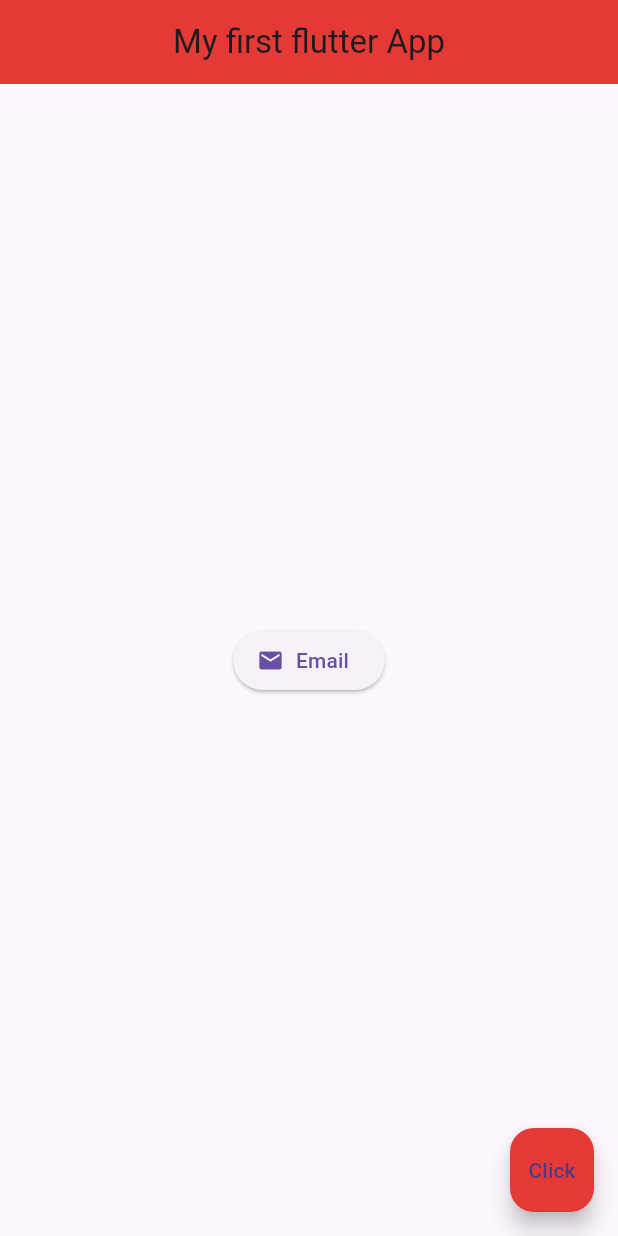
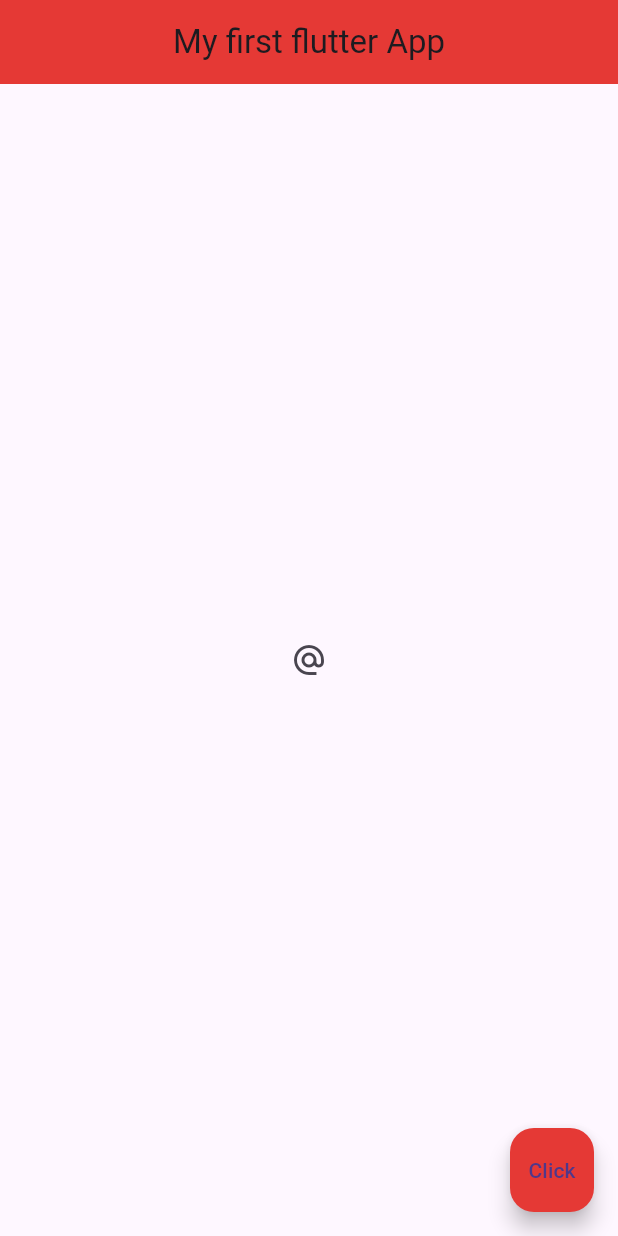
Before and after one commit to KATAMII/FlutterApp, a Flutter app: the screen it shows after launch, on a phone screen of 412 x 824 dp. Run offline on Flutter 3.47's test engine with Material 3 defaults, Android fonts, the phone set to English and light mode, and no system bars.

Commit message:
practice iconButton

```diff
--- a/lib/main.dart
+++ b/lib/main.dart
@@ -16,12 +16,10 @@ class Home extends StatelessWidget {
         backgroundColor: Colors.red[600],
       ),
       body: Center(
-        child:ElevatedButton.icon(
+        child:IconButton(
             onPressed: (){},
-            icon:Icon(
-          Icons.mail
-      ),
-            label: Text('Email')),
+            icon: Icon(Icons.alternate_email))
+
 
       ),
       floatingActionButton: FloatingActionButton(
```
